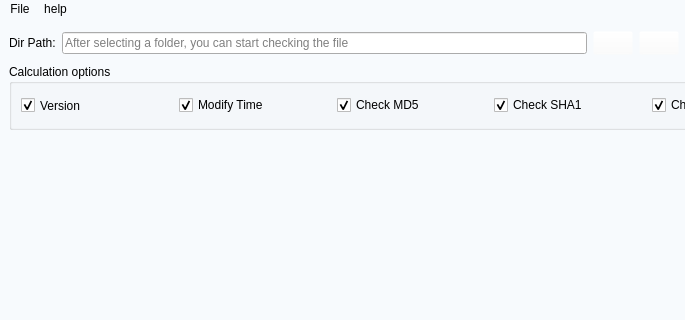
Old version of the form src/main/mainwindow.ui in the repository sakuraOnlin/CheckDuplicateFiles; both pictures show x 0 to 685 and y 0 to 320 of the 826 by 500 pixel window.
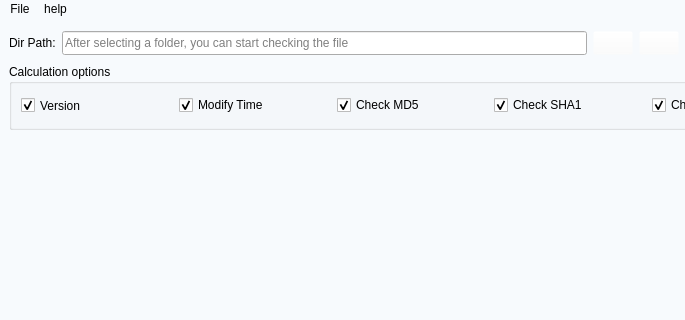
New version of the form. Icons and pictures are not drawn. Custom widgets are drawn as their Qt base class.

Diff of the .ui file:
```diff
--- a/src/main/mainwindow.ui
+++ b/src/main/mainwindow.ui
@@ -73,7 +73,13 @@
          </widget>
         </item>
         <item>
-         <widget class="QLineEdit" name="lineEdit_ShowDIrPath">
+         <widget class="LineEditButtons" name="lineEdit_ShowDIrPath">
+          <property name="minimumSize">
+           <size>
+            <width>0</width>
+            <height>24</height>
+           </size>
+          </property>
           <property name="placeholderText">
            <string>After selecting a folder, you can start checking the file</string>
           </property>
@@ -367,6 +373,11 @@
   </action>
  </widget>
  <customwidgets>
+  <customwidget>
+   <class>LineEditButtons</class>
+   <extends>QLineEdit</extends>
+   <header>main/lineeditbuttons.h</header>
+  </customwidget>
   <customwidget>
    <class>ListWidget</class>
    <extends>QWidget</extends>
```
